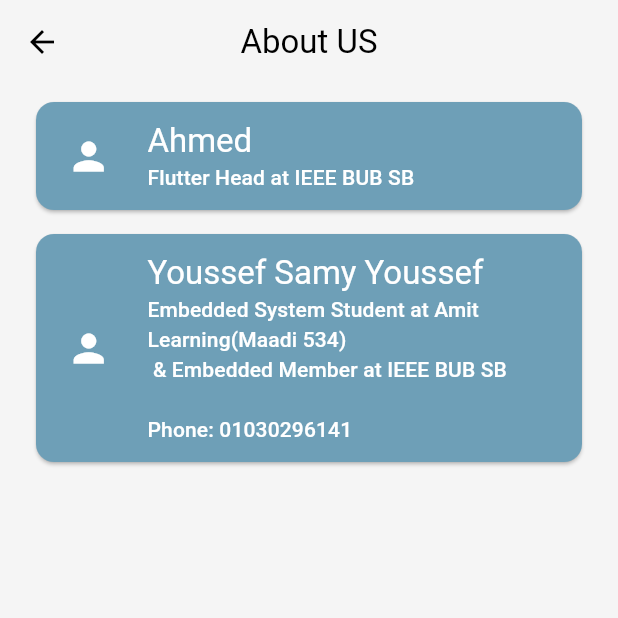
After one commit to AhmedSarg/tic_tac_toe, a Flutter app: the AboutUsView screen opened directly, on a phone screen of 412 x 824 dp, the top half of it. The commit adds this screen. Run offline on Flutter 3.47's test engine with Material 3 defaults, Android fonts, the phone set to English and light mode, and no system bars; our stand-ins replace carousel_slider, flutter_bloc, google_fonts, lottie; project files that could hold a hidden picture were left out.

Commit message:
add about us screen

```diff
--- /dev/null
+++ b/lib/ui/about_us_screen/view/about_us_view.dart
@@ -0,0 +1,91 @@
+import 'package:flutter/material.dart';
+
+import '../../resources/app_colors.dart';
+
+class AboutUsView extends StatelessWidget {
+  const AboutUsView({super.key});
+
+  @override
+  Widget build(BuildContext context) {
+    return Scaffold(
+      appBar: AppBar(
+        backgroundColor: AppColors.transparent,
+        shadowColor: AppColors.transparent,
+        title: const Text("About US"),
+        centerTitle: true,
+      ),
+      body: _buildBody(),
+    );
+  }
+
+  Widget _buildBody() {
+    return ListView(
+      padding: const EdgeInsets.symmetric(horizontal: 20, vertical: 8),
+      children: [
+        _buildCard(
+            "Youssef Samy Youssef",
+            "Embedded System Student at Amit Learning(Maadi 534)\n"
+                " & Embedded Member at IEEE BUB SB\n\n"
+                "Phone: 01030296141"),
+        _buildCard("Ahmed", "Flutter Head at IEEE BUB SB"),
+      ]..shuffle(),
+    );
+  }
+
+  Widget _buildCard(String name, String bio) {
+    return Builder(builder: (context) {
+      return SizedBox(
+        width: double.infinity,
+        // height: 100,
+        child: Padding(
+          padding: const EdgeInsets.only(bottom: 8.0),
+          child: Card(
+            child: Padding(
+              padding: const EdgeInsets.all(12),
+              child: Row(
+                children: [
+                  const Expanded(
+                      flex: 1,
+                      child: Icon(
+                        Icons.person,
+                        size: 30,
+                      )),
+                  const VerticalDivider(
+                    indent: 2,
+                    endIndent: 2,
+                  ),
+                  // SizedBox(width: 8,),
+                  Expanded(
+                      flex: 6,
+                      child: Column(
+                        crossAxisAlignment: CrossAxisAlignment.start,
+                        mainAxisAlignment: MainAxisAlignment.center,
+                        children: [
+                          Text(
+                            name,
+                            style: Theme.of(context)
+                                .textTheme
+                                .titleLarge!
+                                .copyWith(
+                                    color: Theme.of(context).iconTheme.color),
+                          ),
+                          Text(
+                            bio,
+                            style: Theme.of(context)
+                                .textTheme
+                                .titleSmall!
+                                .copyWith(
+                                    color: Theme.of(context).iconTheme.color),
+                          ),
+                        ],
+                      )),
+                  // const Expanded(flex: 1, child: FlutterLogo()),
+                ],
+              ),
+            ),
+          ),
+        ),
+      );
+    });
+  }
+}
--- a/lib/ui/home_screen/view/home_screen.dart
+++ b/lib/ui/home_screen/view/home_screen.dart
@@ -4,6 +4,8 @@ import 'package:tic_tac_toe/ui/home_screen/view/home_view.dart';
 import 'package:tic_tac_toe/ui/home_screen/viewmodel/home_states.dart';
 import 'package:tic_tac_toe/ui/home_screen/viewmodel/home_viewmodel.dart';
 import 'package:tic_tac_toe/ui/resources/app_theme.dart';
+
+import '../../about_us_screen/view/about_us_view.dart';
 
 class HomeScreen extends StatelessWidget {
   const HomeScreen({super.key});
--- a/lib/ui/resources/app_colors.dart
+++ b/lib/ui/resources/app_colors.dart
@@ -1,6 +1,8 @@
 import 'package:flutter/material.dart';
 
 class AppColors {
+  static const Color transparent = Color(0x00000000);
+
   // Light Mode Colors
   static const Color backgroundColor = Color(0xFFF5F5F5);
   static const Color gridLineColor = Color(0xFF333333);
--- a/lib/ui/resources/app_theme.dart
+++ b/lib/ui/resources/app_theme.dart
@@ -99,6 +99,13 @@ class AppTheme {
     floatingActionButtonTheme: const FloatingActionButtonThemeData(
       backgroundColor: AppColors.buttonBackgroundColor,
       foregroundColor: AppColors.buttonTextColor,
+    ),
+    cardTheme: CardTheme(color: AppColors.buttonBackgroundColor),
+    dividerTheme: DividerThemeData(
+      color: AppColors.darkPrimaryTextColor,
+    ),
+    iconTheme: IconThemeData(
+      color: AppColors.darkPrimaryTextColor,
     ),
   );
 
@@ -205,5 +212,12 @@ class AppTheme {
       backgroundColor: AppColors.darkButtonBackgroundColor,
       foregroundColor: AppColors.darkButtonTextColor,
     ),
+    cardTheme: CardTheme(color: AppColors.scoreboardTextColor),
+    dividerTheme: DividerThemeData(
+      color: AppColors.darkPrimaryTextColor,
+    ),
+    iconTheme: IconThemeData(
+      color: AppColors.darkPrimaryTextColor,
+    ),
   );
 }
```
Also changed, not shown: lib/main.dart (line endings or trailing spaces).
